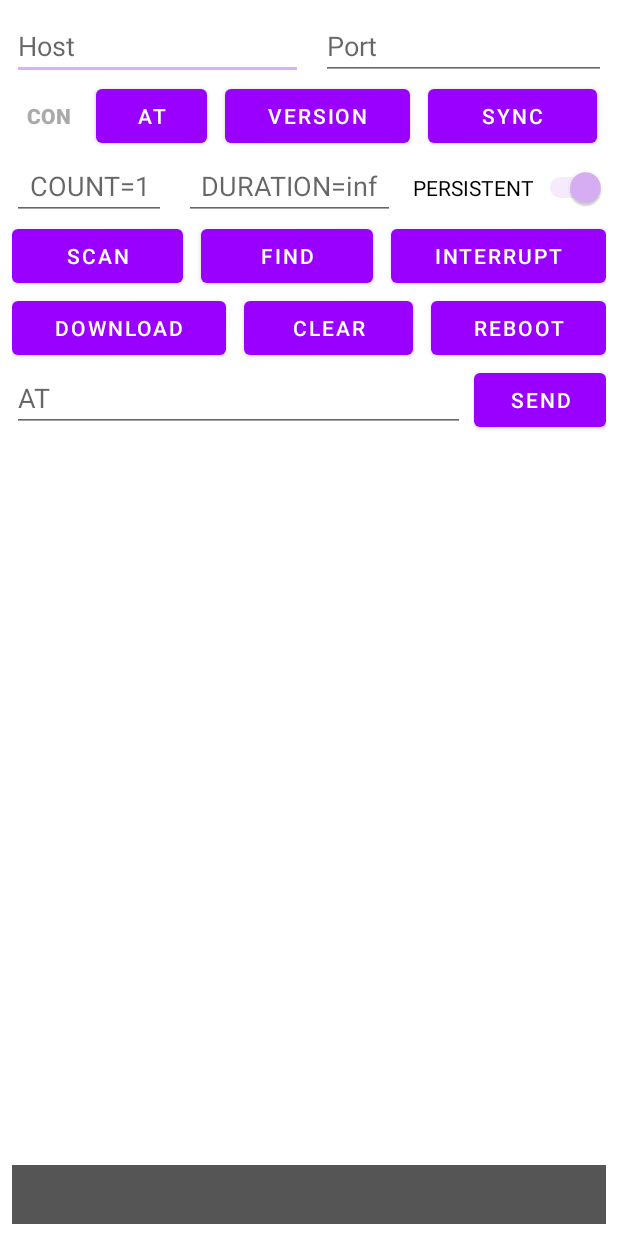
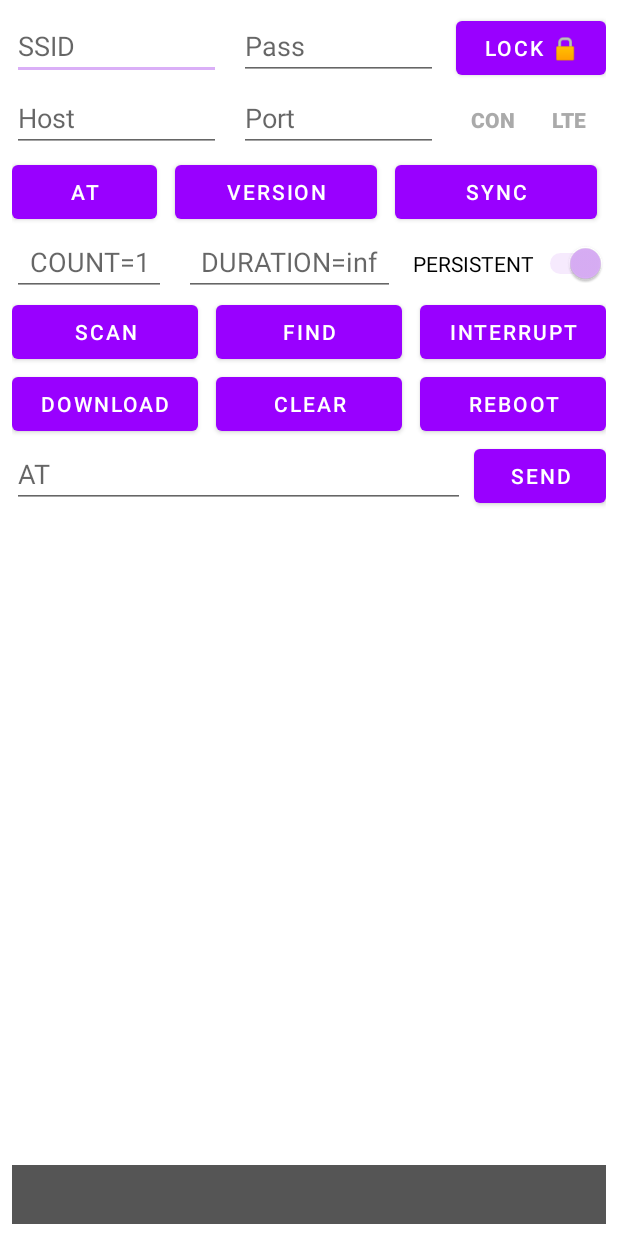
Before and after one commit to info-wind/infowind-rfid-android, an Android app: the layout activity_main.xml on its own in the app's theme, with its tools: preview values and no code run, on a phone screen of 412 x 824 dp. Run offline under Robolectric (Android 15) with nearby library versions, the phone set to English and light mode, and no system bars.

```diff
--- a/app/build.gradle
+++ b/app/build.gradle
@@ -10,9 +10,9 @@ android {
 
     defaultConfig {
         applicationId "ru.info_wind.infowind_rfid_android"
-        minSdk 25
+        minSdk 30
         targetSdk 34
-        versionName "1.8.2"
+        versionName "1.9.1"
 
         testInstrumentationRunner "androidx.test.runner.AndroidJUnitRunner"
     }
--- a/app/src/main/res/layout/activity_main.xml
+++ b/app/src/main/res/layout/activity_main.xml
@@ -22,11 +22,11 @@
             android:layout_width="match_parent"
             android:layout_height="wrap_content"
             android:orientation="horizontal"
-            android:visibility="gone" >
+            android:visibility="visible" >
 
             <EditText
                 android:id="@+id/ssidInput"
-                android:layout_width="wrap_content"
+                android:layout_width="match_parent"
                 android:layout_height="wrap_content"
                 android:layout_marginEnd="6dp"
                 android:layout_weight="1"
@@ -37,15 +37,25 @@
 
             <EditText
                 android:id="@+id/passInput"
-                android:layout_width="wrap_content"
+                android:layout_width="match_parent"
                 android:layout_height="wrap_content"
                 android:layout_marginStart="6dp"
+                android:layout_marginEnd="6dp"
                 android:layout_weight="1"
                 android:hint="Pass"
                 android:inputType="textPassword"
                 android:selectAllOnFocus="true"
                 android:singleLine="true"
                 android:text="" />
+
+            <Button
+                android:id="@+id/wifiBtn"
+                android:layout_width="100dp"
+                android:layout_height="wrap_content"
+                android:layout_marginStart="6dp"
+                android:layout_weight="0"
+                android:padding="0dp"
+                android:text="Lock 🔒" />
 
         </LinearLayout>
 
@@ -57,7 +67,7 @@
 
             <EditText
                 android:id="@+id/hostInput"
-                android:layout_width="wrap_content"
+                android:layout_width="match_parent"
                 android:layout_height="wrap_content"
                 android:layout_marginEnd="6dp"
                 android:layout_weight="1"
@@ -68,9 +78,10 @@
 
             <EditText
                 android:id="@+id/portInput"
-                android:layout_width="wrap_content"
+                android:layout_width="match_parent"
                 android:layout_height="wrap_content"
                 android:layout_marginStart="6dp"
+                android:layout_marginEnd="6dp"
                 android:layout_weight="1"
                 android:hint="Port"
                 android:inputType="number"
@@ -78,6 +89,29 @@
                 android:selectAllOnFocus="true"
                 android:singleLine="true"
                 android:text="" />
+
+            <Button
+                android:id="@+id/heartbeatBtn"
+                style="?android:attr/borderlessButtonStyle"
+                android:layout_width="50dp"
+                android:layout_height="wrap_content"
+                android:layout_weight="0"
+                android:layout_marginStart="6dp"
+                android:padding="0dp"
+                android:text="CON"
+                android:textColor="#FFAAAAAA"
+                android:textStyle="bold" />
+
+            <Button
+                android:id="@+id/lteBtn"
+                style="?android:attr/borderlessButtonStyle"
+                android:layout_width="50dp"
+                android:layout_height="wrap_content"
+                android:layout_weight="0"
+                android:padding="0dp"
+                android:text="LTE"
+                android:textColor="#FFAAAAAA"
+                android:textStyle="bold" />
 
         </LinearLayout>
 
@@ -87,23 +121,12 @@
             android:orientation="horizontal">
 
             <Button
-                android:id="@+id/heartbeatBtn"
-                style="?android:attr/borderlessButtonStyle"
-                android:layout_width="50dp"
-                android:layout_height="wrap_content"
-                android:layout_marginEnd="6dp"
-                android:layout_weight="0"
-                android:padding="0dp"
-                android:textColor="#FFAAAAAA"
-                android:textStyle="bold"
-                android:text="CON" />
-
-            <Button
                 android:id="@+id/atBtn"
                 android:layout_width="50dp"
                 android:layout_height="wrap_content"
                 android:layout_marginEnd="6dp"
                 android:layout_weight="1"
+                android:padding="0dp"
                 android:text="AT" />
 
             <Button
@@ -113,6 +136,7 @@
                 android:layout_marginStart="6dp"
                 android:layout_marginEnd="6dp"
                 android:layout_weight="1"
+                android:padding="0dp"
                 android:text="VERSION" />
 
             <Button
@@ -122,6 +146,7 @@
                 android:layout_marginStart="6dp"
                 android:layout_marginEnd="6dp"
                 android:layout_weight="1"
+                android:padding="0dp"
                 android:text="SYNC" />
 
         </LinearLayout>
@@ -179,6 +204,7 @@
                 android:layout_height="wrap_content"
                 android:layout_marginEnd="6dp"
                 android:layout_weight="1"
+                android:padding="0dp"
                 android:text="SCAN" />
 
             <Button
@@ -188,6 +214,7 @@
                 android:layout_marginStart="6dp"
                 android:layout_marginEnd="6dp"
                 android:layout_weight="1"
+                android:padding="0dp"
                 android:text="FIND" />
 
             <Button
@@ -196,6 +223,7 @@
                 android:layout_height="match_parent"
                 android:layout_marginStart="6dp"
                 android:layout_weight="1"
+                android:padding="0dp"
                 android:text="INTERRUPT" />
 
         </LinearLayout>
@@ -211,6 +239,7 @@
                 android:layout_height="wrap_content"
                 android:layout_marginEnd="6dp"
                 android:layout_weight="1"
+                android:padding="0dp"
                 android:text="DOWNLOAD" />
 
             <Button
@@ -220,6 +249,7 @@
                 android:layout_marginStart="6dp"
                 android:layout_marginEnd="6dp"
                 android:layout_weight="1"
+                android:padding="0dp"
                 android:text="CLEAR" />
 
             <Button
@@ -228,6 +258,7 @@
                 android:layout_height="wrap_content"
                 android:layout_marginStart="6dp"
                 android:layout_weight="1"
+                android:padding="0dp"
                 android:text="REBOOT" />
 
         </LinearLayout>
@@ -252,6 +283,7 @@
                 android:layout_width="wrap_content"
                 android:layout_height="wrap_content"
                 android:layout_weight="0"
+                android:padding="0dp"
                 android:text="Send" />
 
         </LinearLayout>
```
Also changed, not shown: app/src/main/java/ru/info_wind/infowind_rfid_android/MainActivity.kt (+139 -29 lines).
